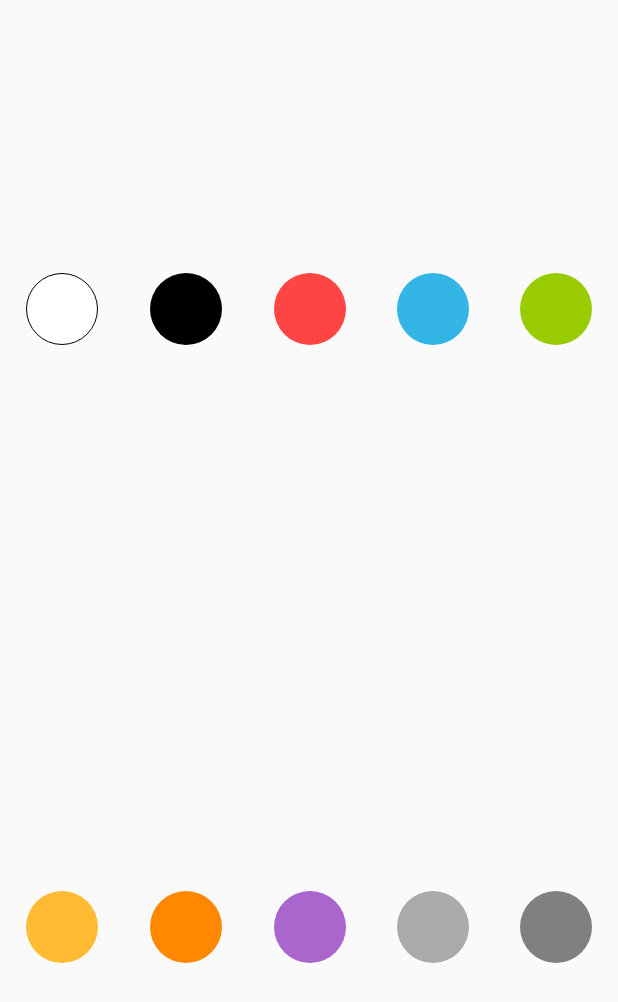
After one commit to lowapple/PinEditor-android, an Android app: the layout text_option_color.xml on its own in the app's theme, with its tools: preview values and no code run, on a phone screen of 412 x 824 dp. The commit adds this screen. Shown: the top 1002 px of the screen. Run offline under Robolectric (Android 15) with nearby library versions, the phone set to English and light mode, and no system bars; Roboto replaces fonts that are not available here.

Commit message:
Add TextColor

```diff
--- /dev/null
+++ b/app/src/main/res/drawable/text_option_color_circle.xml
@@ -0,0 +1,6 @@
+<?xml version="1.0" encoding="utf-8"?>
+<shape xmlns:android="http://schemas.android.com/apk/res/android">
+
+    <solid android:color="@android:color/white" />
+    <corners android:radius="360dp" />
+</shape>
--- /dev/null
+++ b/app/src/main/res/drawable/text_option_white_circle.xml
@@ -0,0 +1,8 @@
+<?xml version="1.0" encoding="utf-8"?>
+<shape xmlns:android="http://schemas.android.com/apk/res/android">
+    <corners android:radius="360dp" />
+    <stroke
+        android:width="1px"
+        android:color="@android:color/black" />
+    <solid android:color="@android:color/white" />
+</shape>
--- a/app/src/main/res/layout/bottom_toolbar_text.xml
+++ b/app/src/main/res/layout/bottom_toolbar_text.xml
@@ -9,9 +9,26 @@
     android:paddingRight="@dimen/editor_basic_padding"
     android:weightSum="3">
 
+    <LinearLayout
+        android:layout_width="match_parent"
+        android:layout_height="match_parent"
+        android:layout_weight="2"
+        android:orientation="vertical"
+        android:weightSum="1">
+
         <include
             android:id="@+id/text_option"
             layout="@layout/text_option" />
+    </LinearLayout>
+
+    <LinearLayout
+        android:id="@+id/text_size_plus_view"
+        android:layout_width="match_parent"
+        android:layout_height="match_parent"
+        android:layout_weight="1"
+        android:orientation="vertical"
+        android:visibility="gone"
+        android:weightSum="2">
 
         <include
             android:id="@+id/text_size"
@@ -20,5 +37,19 @@
         <include
             android:id="@+id/text_plus"
             layout="@layout/text_plus" />
+    </LinearLayout>
+
+    <LinearLayout
+        android:id="@+id/text_option_color_view"
+        android:layout_width="match_parent"
+        android:layout_height="match_parent"
+        android:layout_weight="1"
+        android:orientation="vertical"
+        android:weightSum="1">
+
+        <include
+            android:id="@+id/text_option_color"
+            layout="@layout/text_option_color" />
+    </LinearLayout>
 
 </LinearLayout>
--- /dev/null
+++ b/app/src/main/res/layout/text_option_color.xml
@@ -0,0 +1,154 @@
+<?xml version="1.0" encoding="utf-8"?>
+<LinearLayout xmlns:android="http://schemas.android.com/apk/res/android"
+    android:layout_width="match_parent"
+    android:layout_height="match_parent"
+    android:orientation="vertical"
+    android:weightSum="2">
+
+    <LinearLayout
+        android:layout_width="match_parent"
+        android:layout_height="match_parent"
+        android:layout_weight="1"
+        android:gravity="center_vertical"
+        android:orientation="horizontal"
+        android:weightSum="5">
+
+        <LinearLayout
+            android:layout_width="match_parent"
+            android:layout_height="match_parent"
+            android:layout_weight="1"
+            android:gravity="center">
+
+            <View
+                android:layout_width="48dp"
+                android:layout_height="48dp"
+                android:background="@drawable/text_option_white_circle" />
+        </LinearLayout>
+
+        <LinearLayout
+            android:layout_width="match_parent"
+            android:layout_height="match_parent"
+            android:layout_weight="1"
+            android:gravity="center">
+
+            <View
+                android:layout_width="48dp"
+                android:layout_height="48dp"
+                android:background="@drawable/text_option_color_circle"
+                android:backgroundTint="@android:color/black" />
+        </LinearLayout>
+
+        <LinearLayout
+            android:layout_width="match_parent"
+            android:layout_height="match_parent"
+            android:layout_weight="1"
+            android:gravity="center">
+
+            <View
+                android:layout_width="48dp"
+                android:layout_height="48dp"
+                android:background="@drawable/text_option_color_circle"
+                android:backgroundTint="@android:color/holo_red_light" />
+        </LinearLayout>
+
+        <LinearLayout
+            android:layout_width="match_parent"
+            android:layout_height="match_parent"
+            android:layout_weight="1"
+            android:gravity="center">
+
+            <View
+                android:layout_width="48dp"
+                android:layout_height="48dp"
+                android:background="@drawable/text_option_color_circle"
+                android:backgroundTint="@android:color/holo_blue_light" />
+        </LinearLayout>
+
+        <LinearLayout
+            android:layout_width="match_parent"
+            android:layout_height="match_parent"
+            android:layout_weight="1"
+            android:gravity="center">
+
+            <View
+                android:layout_width="48dp"
+                android:layout_height="48dp"
+                android:background="@drawable/text_option_color_circle"
+                android:backgroundTint="@android:color/holo_green_light" />
+        </LinearLayout>
+    </LinearLayout>
+
+    <LinearLayout
+        android:layout_width="match_parent"
+        android:layout_height="match_parent"
+        android:layout_weight="1"
+        android:gravity="center_vertical"
+        android:orientation="horizontal"
+        android:weightSum="5">
+
+        <LinearLayout
+            android:layout_width="match_parent"
+            android:layout_height="match_parent"
+            android:layout_weight="1"
+            android:gravity="center">
+
+            <View
+                android:layout_width="48dp"
+                android:layout_height="48dp"
+                android:background="@drawable/text_option_color_circle"
+                android:backgroundTint="@android:color/holo_orange_light" />
+        </LinearLayout>
+
+        <LinearLayout
+            android:layout_width="match_parent"
+            android:layout_height="match_parent"
+            android:layout_weight="1"
+            android:gravity="center">
+
+            <View
+                android:layout_width="48dp"
+                android:layout_height="48dp"
+                android:background="@drawable/text_option_color_circle"
+                android:backgroundTint="@android:color/holo_orange_dark" />
+        </LinearLayout>
+
+        <LinearLayout
+            android:layout_width="match_parent"
+            android:layout_height="match_parent"
+            android:layout_weight="1"
+            android:gravity="center">
+
+            <View
+                android:layout_width="48dp"
+                android:layout_height="48dp"
+                android:background="@drawable/text_option_color_circle"
+                android:backgroundTint="@android:color/holo_purple" />
+        </LinearLayout>
+
+        <LinearLayout
+            android:layout_width="match_parent"
+            android:layout_height="match_parent"
+            android:layout_weight="1"
+            android:gravity="center">
+
+            <View
+                android:layout_width="48dp"
+                android:layout_height="48dp"
+                android:background="@drawable/text_option_color_circle"
+                android:backgroundTint="@android:color/darker_gray" />
+        </LinearLayout>
+
+        <LinearLayout
+            android:layout_width="match_parent"
+            android:layout_height="match_parent"
+            android:layout_weight="1"
+            android:gravity="center">
+
+            <View
+                android:layout_width="48dp"
+                android:layout_height="48dp"
+                android:background="@drawable/text_option_color_circle"
+                android:backgroundTint="@android:color/tertiary_text_light" />
+        </LinearLayout>
+    </LinearLayout>
+</LinearLayout>
```
Lines whose indentation alone changed are shown as unchanged.
